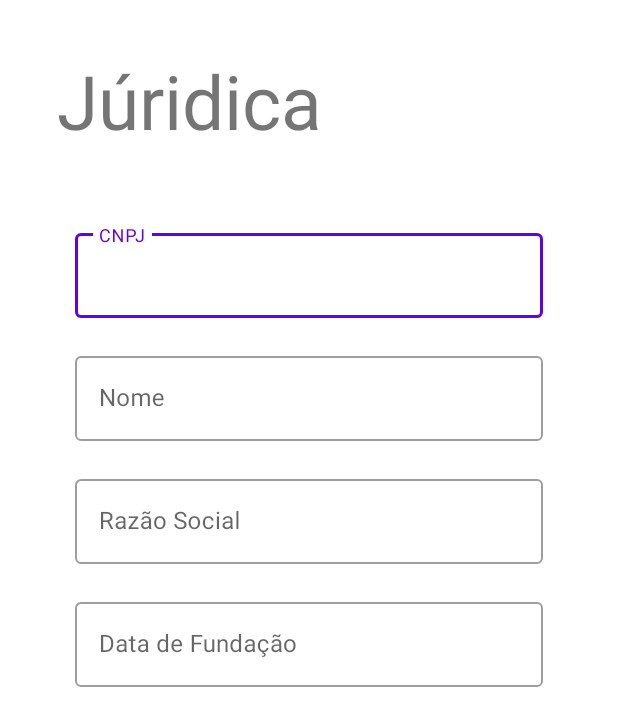
After one commit to Guslucas/donationApp, an Android app: the layout cadastro_pt2.xml on its own in the app's theme, with its tools: preview values and no code run, on a phone screen of 412 x 824 dp. The commit adds this screen. Shown: the top 726 px of the screen. Run offline under Robolectric (Android 15) with nearby library versions, the phone set to English and light mode, and no system bars.

Commit message:
Tela cadastro pessoa fisica e juridica adicionada

```diff
--- /dev/null
+++ b/app/src/main/res/layout/cadastro_pt2.xml
@@ -0,0 +1,112 @@
+<?xml version="1.0" encoding="utf-8"?>
+<androidx.constraintlayout.widget.ConstraintLayout xmlns:android="http://schemas.android.com/apk/res/android"
+    xmlns:app="http://schemas.android.com/apk/res-auto"
+    xmlns:tools="http://schemas.android.com/tools"
+    android:layout_width="match_parent"
+    android:layout_height="match_parent"
+    tools:context=".MainActivity">
+
+    <TextView
+        android:id="@+id/textView4"
+        android:layout_width="wrap_content"
+        android:layout_height="wrap_content"
+        android:layout_marginStart="38dp"
+        android:layout_marginTop="33dp"
+        android:text="@string/juridica"
+        android:textSize="50sp"
+        app:layout_constraintStart_toStartOf="parent"
+        app:layout_constraintTop_toTopOf="parent" />
+
+    <com.google.android.material.textfield.TextInputLayout
+        android:id="@+id/cnpjInputLayout"
+        style="@style/Widget.MaterialComponents.TextInputLayout.OutlinedBox"
+        android:layout_width="0dp"
+        android:layout_height="wrap_content"
+        android:layout_marginStart="50dp"
+        android:layout_marginTop="150dp"
+        android:layout_marginEnd="50dp"
+        android:hint="@string/cnpj"
+        app:layout_constraintEnd_toEndOf="parent"
+        app:layout_constraintStart_toStartOf="parent"
+        app:layout_constraintTop_toTopOf="parent">
+
+        <com.google.android.material.textfield.TextInputEditText
+            android:layout_width="match_parent"
+            android:layout_height="wrap_content"
+            android:id="@+id/cnpjEditText">
+
+        </com.google.android.material.textfield.TextInputEditText>
+
+    </com.google.android.material.textfield.TextInputLayout>
+
+    <com.google.android.material.textfield.TextInputLayout
+        android:id="@+id/nomeInputLayout"
+        style="@style/Widget.MaterialComponents.TextInputLayout.OutlinedBox"
+        android:layout_width="match_parent"
+        android:layout_height="wrap_content"
+        android:layout_marginStart="50dp"
+        android:layout_marginTop="20dp"
+        android:layout_marginEnd="50dp"
+        android:hint="@string/nome"
+        app:layout_constraintEnd_toEndOf="parent"
+        app:layout_constraintHorizontal_bias="0.0"
+        app:layout_constraintStart_toStartOf="parent"
+        app:layout_constraintTop_toBottomOf="@+id/cnpjInputLayout">
+
+        <com.google.android.material.textfield.TextInputEditText
+            android:layout_width="match_parent"
+            android:layout_height="wrap_content"
+            android:id="@+id/nomeEditText">
+
+        </com.google.android.material.textfield.TextInputEditText>
+
+    </com.google.android.material.textfield.TextInputLayout>
+
+    <com.google.android.material.textfield.TextInputLayout
+        android:id="@+id/razaoSocialInputLayout"
+        style="@style/Widget.MaterialComponents.TextInputLayout.OutlinedBox"
+        android:layout_width="0dp"
+        android:layout_height="wrap_content"
+        android:layout_marginStart="50dp"
+        android:layout_marginTop="20dp"
+        android:layout_marginEnd="50dp"
+        android:hint="@string/razao_social"
+        app:layout_constraintEnd_toEndOf="parent"
+        app:layout_constraintHorizontal_bias="0.0"
+        app:layout_constraintStart_toStartOf="parent"
+        app:layout_constraintTop_toBottomOf="@+id/nomeInputLayout">
+
+        <com.google.android.material.textfield.TextInputEditText
+            android:layout_width="match_parent"
+            android:layout_height="wrap_content"
+            android:id="@+id/razaoSocialEditText">
+
+        </com.google.android.material.textfield.TextInputEditText>
+
+    </com.google.android.material.textfield.TextInputLayout>
+
+    <com.google.android.material.textfield.TextInputLayout
+        android:id="@+id/dataFundacaoInputLayout"
+        style="@style/Widget.MaterialComponents.TextInputLayout.OutlinedBox"
+        android:layout_width="0dp"
+        android:layout_height="wrap_content"
+        android:layout_marginStart="50dp"
+        android:layout_marginTop="20dp"
+        android:layout_marginEnd="50dp"
+        android:hint="@string/data_de_fundacao"
+        app:layout_constraintEnd_toEndOf="parent"
+        app:layout_constraintHorizontal_bias="0.0"
+        app:layout_constraintStart_toStartOf="parent"
+        app:layout_constraintTop_toBottomOf="@+id/razaoSocialInputLayout">
+
+        <com.google.android.material.textfield.TextInputEditText
+            android:layout_width="match_parent"
+            android:layout_height="wrap_content"
+            android:id="@+id/dataFundacaoEditText">
+
+        </com.google.android.material.textfield.TextInputEditText>
+
+    </com.google.android.material.textfield.TextInputLayout>
+
+
+</androidx.constraintlayout.widget.ConstraintLayout>
--- a/app/src/main/res/values/strings.xml
+++ b/app/src/main/res/values/strings.xml
@@ -14,4 +14,13 @@
     <string name="estado">Estado</string>
     <string name="title_activity_campaigns">Campaigns</string>
     <string name="title_activity_campaign">Campaign</string>
+    <string name="data_de_nascimento">Data de Nascimento</string>
+    <string name="sobrenome">Sobrenome</string>
+    <string name="nome">Nome</string>
+    <string name="cpf">CPF</string>
+    <string name="fisica">Física</string>
+    <string name="razao_social">Razão Social</string>
+    <string name="cnpj">CNPJ</string>
+    <string name="data_de_fundacao">Data de Fundação</string>
+    <string name="juridica">Júridica</string>
 </resources>
```
Also changed, not shown: app/src/main/res/layout/cadastro_pt1.xml (added, +112 -0 lines).
